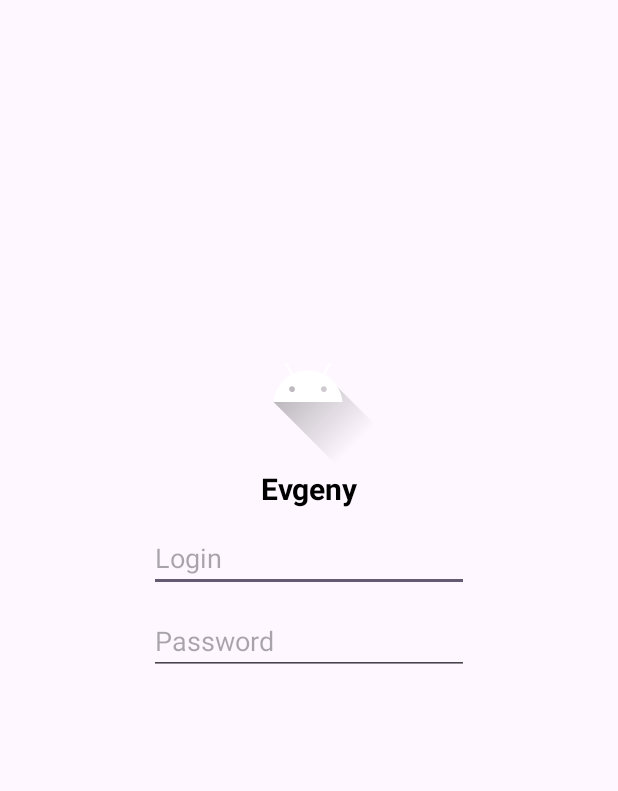
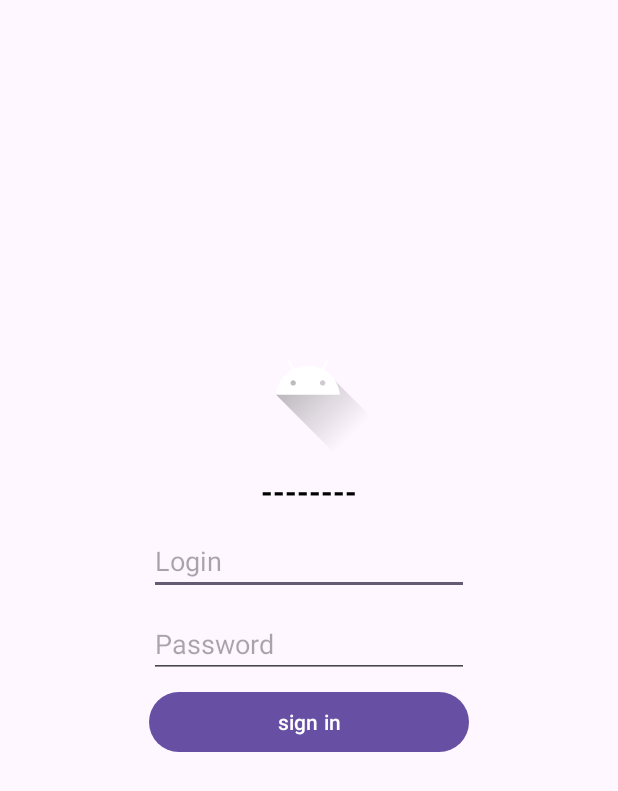
Before and after one commit to fffgladevg/retrofitTest, an Android app: the screen it shows after launch (BaseActivity), on a phone screen of 412 x 824 dp. Shown: the top 791 px of the screen. Run offline under Robolectric (Android 15) with nearby library versions, the phone set to English and light mode, and no system bars; our stand-ins replace Picasso; pictures from the network do not load.

Commit message:
loginfr + prodfr + tokenbetween

```diff
--- a/app/src/main/java/com/example/retrofitlesson/LoginFragment.kt
+++ b/app/src/main/java/com/example/retrofitlesson/LoginFragment.kt
@@ -8,11 +8,23 @@ import android.view.ViewGroup
 import androidx.fragment.app.activityViewModels
 import androidx.navigation.fragment.findNavController
 import com.example.retrofitlesson.databinding.FragmentLoginBinding
+import com.example.retrofitlesson.retrofit.AuthRequest
+import com.example.retrofitlesson.retrofit.MainApi
+import com.squareup.picasso.Picasso
+import kotlinx.coroutines.CoroutineScope
+import kotlinx.coroutines.Dispatchers
+import kotlinx.coroutines.launch
+import okhttp3.OkHttpClient
+import okhttp3.logging.HttpLoggingInterceptor
+import org.json.JSONObject
+import retrofit2.Retrofit
+import retrofit2.converter.gson.GsonConverterFactory
 
 
 class LoginFragment : Fragment() {
 
     private lateinit var binding: FragmentLoginBinding
+    private lateinit var mainApi: MainApi
     private val viewModel: LoginViewModel by activityViewModels()
     override fun onCreateView(
         inflater: LayoutInflater, container: ViewGroup?,
@@ -26,10 +38,56 @@ class LoginFragment : Fragment() {
 
     override fun onViewCreated(view: View, savedInstanceState: Bundle?) {
         super.onViewCreated(view, savedInstanceState)
+        initRetrofit()
+        binding.apply {
+            bNext.setOnClickListener {
+                findNavController().navigate(R.id.action_loginFragment_to_productsFragment)
+                viewModel.token.value = ""
+            }
+            bSignIn.setOnClickListener {
+                auth(
+                    AuthRequest(
+                    login.text.toString(),
+                    password.text.toString()
+                )
+                )
+            }
+        }
+    }
 
-        binding.bNext.setOnClickListener {
-            findNavController().navigate(R.id.action_loginFragment_to_productsFragment)
-            viewModel.token.value = ""
+    //иницаиализация ретрофит (переделать в отдельный класс)
+    private fun initRetrofit() {
+        val interceptor = HttpLoggingInterceptor()
+        interceptor.level = HttpLoggingInterceptor.Level.BODY
+
+        val client = OkHttpClient.Builder()
+            .addInterceptor(interceptor)
+            .build()
+
+        val retrofit = Retrofit.Builder()
+            .baseUrl("https://dummyjson.com").client(client)
+            .addConverterFactory(GsonConverterFactory.create()).build()
+        mainApi = retrofit.create(MainApi::class.java)
+    }
+
+    //авторизация функция
+
+    private fun auth(authRequest: AuthRequest){
+        CoroutineScope(Dispatchers.IO).launch {
+            val response = mainApi.auth(authRequest)
+            val message = response.errorBody()?.string()?.let {
+                JSONObject(it).getString("message") }
+            requireActivity().runOnUiThread {
+                binding.error.text = message
+                val user = response.body()
+                if (user != null) {
+                    Picasso.get().load(user.image).into(binding.imageView)
+                    binding.name.text = user.firstName
+                    binding.bNext.visibility = View.VISIBLE
+                    viewModel.token.value = user.token
+                }
+            }
+
         }
     }
 
--- a/app/src/main/java/com/example/retrofitlesson/retrofit/MainApi.kt
+++ b/app/src/main/java/com/example/retrofitlesson/retrofit/MainApi.kt
@@ -2,6 +2,7 @@ package com.example.retrofitlesson.retrofit
 
 import androidx.core.location.LocationRequestCompat.Quality
 import com.example.retrofitlesson.adapter.ProductAdapter
+import retrofit2.Response
 import retrofit2.http.Body
 import retrofit2.http.GET
 import retrofit2.http.Header
@@ -15,10 +16,11 @@ interface MainApi {
     suspend fun getProductById(@Path("id") id: Int): Product
 
     @POST("auth/login")
-    suspend fun auth(@Body authRequest: AuthRequest): User
+    suspend fun auth(@Body authRequest: AuthRequest): Response<User>
 
+    @Headers("Content-Type: application/json")
     @GET("auth/products")
-    suspend fun getAllProducts(): Products
+    suspend fun getAllProducts(@Header("Authorization") token: String): Products
 
     @Headers("Content-Type: application/json")
     @GET("auth/products/search")
--- a/app/src/main/res/layout/content_base.xml
+++ b/app/src/main/res/layout/content_base.xml
@@ -1,5 +1,6 @@
 <?xml version="1.0" encoding="utf-8"?>
-<androidx.constraintlayout.widget.ConstraintLayout xmlns:android="http://schemas.android.com/apk/res/android"
+<androidx.constraintlayout.widget.ConstraintLayout
+    xmlns:android="http://schemas.android.com/apk/res/android"
     xmlns:app="http://schemas.android.com/apk/res-auto"
     android:layout_width="match_parent"
     android:layout_height="match_parent"
--- a/app/src/main/res/layout/fragment_login.xml
+++ b/app/src/main/res/layout/fragment_login.xml
@@ -10,7 +10,8 @@
             android:id="@+id/name"
             android:layout_width="wrap_content"
             android:layout_height="wrap_content"
-            android:text="Evgeny"
+            android:layout_marginTop="10dp"
+            android:text="--------"
             android:textColor="#000000"
             android:textSize="20sp"
             android:textStyle="bold"
@@ -32,8 +33,8 @@
 
         <ImageView
             android:id="@+id/imageView"
-            android:layout_width="wrap_content"
-            android:layout_height="wrap_content"
+            android:layout_width="100dp"
+            android:layout_height="100dp"
             android:layout_marginTop="204dp"
             android:src="@drawable/ic_launcher_foreground"
             app:layout_constraintEnd_toEndOf="parent"
@@ -64,4 +65,25 @@
             app:layout_constraintEnd_toEndOf="parent"
             app:layout_constraintStart_toStartOf="parent"
             app:layout_constraintTop_toBottomOf="@+id/login" />
+
+        <Button
+            android:id="@+id/bSignIn"
+            android:layout_width="0dp"
+            android:layout_height="wrap_content"
+            android:layout_marginTop="5dp"
+            android:text="sign in"
+            app:layout_constraintEnd_toEndOf="@+id/password"
+            app:layout_constraintStart_toStartOf="@+id/password"
+            app:layout_constraintTop_toBottomOf="@+id/password" />
+
+        <TextView
+            android:id="@+id/error"
+            android:layout_width="wrap_content"
+            android:layout_height="wrap_content"
+            android:textColor="#FF0000"
+            android:visibility="visible"
+            app:layout_constraintBottom_toTopOf="@+id/imageView"
+            app:layout_constraintEnd_toEndOf="parent"
+            app:layout_constraintStart_toStartOf="parent"
+            app:layout_constraintTop_toTopOf="parent" />
     </androidx.constraintlayout.widget.ConstraintLayout>
```
Also changed, not shown: app/src/main/java/com/example/retrofitlesson/MainActivity.kt (+1 -13 lines), app/src/main/java/com/example/retrofitlesson/ProductsFragment.kt (+40 -2 lines).
